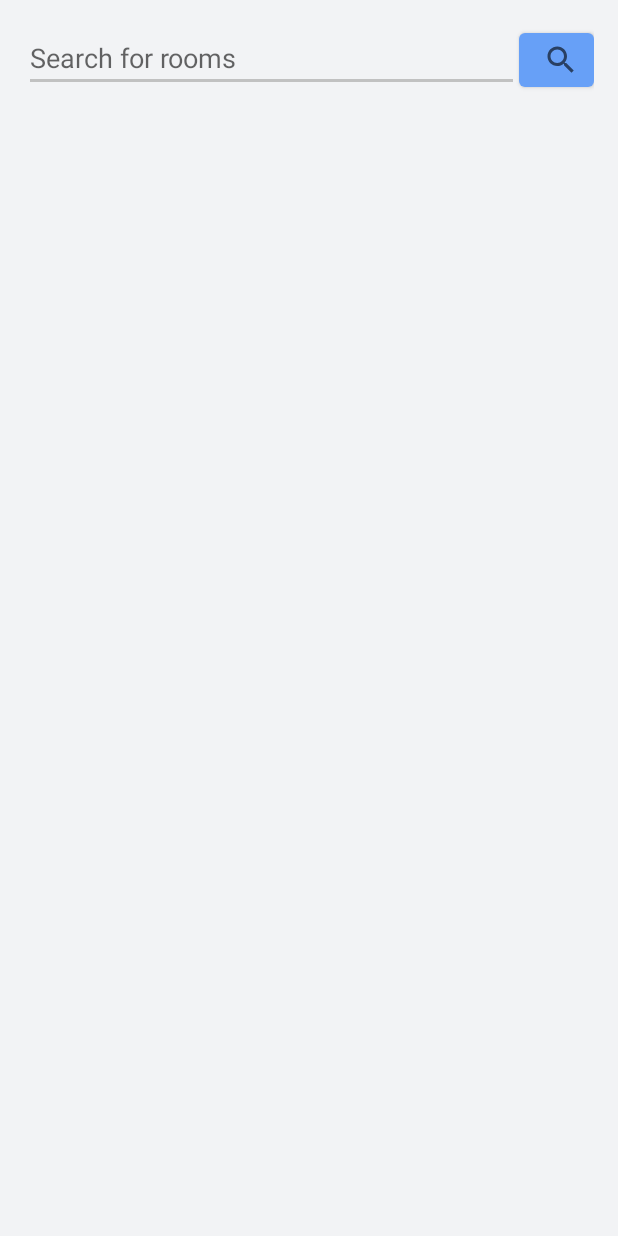
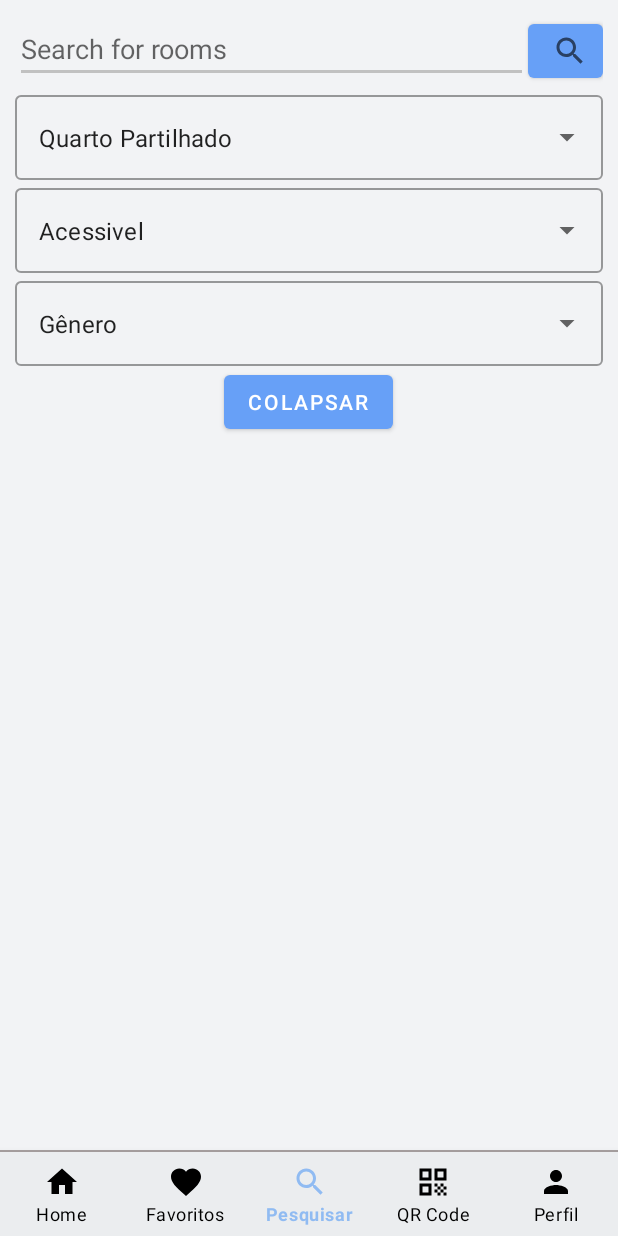
Before and after one commit to CVB-999999999/CM-TP, an Android app: the SearchActivity screen opened directly, with no data from a screen before it, on a phone screen of 412 x 824 dp. Run offline under Robolectric (Android 15) with nearby library versions, the phone set to English and light mode, and no system bars; our stand-ins replace Firebase (no records; nobody signed in at launch, a user with empty details on screens opened directly), Picasso; pictures from the network do not load.

Commit message:
UI filtro p1

```diff
--- a/app/src/main/java/com/example/bd/SearchActivity.kt
+++ b/app/src/main/java/com/example/bd/SearchActivity.kt
@@ -5,11 +5,14 @@ import androidx.appcompat.app.AppCompatActivity
 import android.os.Bundle
 import android.view.View
 import android.widget.EditText
+import android.widget.LinearLayout
+import android.widget.TextView
 import android.widget.Toast
 import androidx.appcompat.app.ActionBar
 import androidx.recyclerview.widget.LinearLayoutManager
 import androidx.recyclerview.widget.RecyclerView
 import com.example.bd.adapters.studentListAdapter
+import com.example.bd.app.MyApplication
 import com.example.bd.app.OnStudentClickListener
 import com.example.bd.models.studentList
 import com.google.android.material.bottomnavigation.BottomNavigationView
@@ -26,6 +29,7 @@ class SearchActivity : AppCompatActivity(), OnStudentClickListener {
     private lateinit var StdListAdapter: studentListAdapter
     private lateinit var anunciosArrayList: ArrayList<studentList>
     private lateinit var firebaseAuth: FirebaseAuth
+    private lateinit var bottomNavigationView: BottomNavigationView
 
     override fun onCreate(savedInstanceState: Bundle?) {
         super.onCreate(savedInstanceState)
@@ -38,6 +42,14 @@ class SearchActivity : AppCompatActivity(), OnStudentClickListener {
         StdListAdapter.notifyDataSetChanged()
 
         firebaseAuth = FirebaseAuth.getInstance()
+
+        //Bottom menu
+        bottomNavigationView = findViewById(R.id.bottom_navigation)
+
+        //seleciona o item do menu
+        bottomNavigationView.setSelectedItemId(R.id.search)
+
+        MyApplication.bottomMenu(bottomNavigationView, this)
     }
 
     fun pesquisa(view: View) {
@@ -60,7 +72,11 @@ class SearchActivity : AppCompatActivity(), OnStudentClickListener {
                         val morada = "${anuncioSnap.child("morada").value}"
 
                         // Verifica se o anuncio está no estado 1
-                        if (visiblidade.equals("1") && (titulo.contains(string, ignoreCase = true) || morada.contains(string, ignoreCase = true))) {
+                        if (visiblidade.equals("1") && (titulo.contains(
+                                string,
+                                ignoreCase = true
+                            ) || morada.contains(string, ignoreCase = true))
+                        ) {
                             val anuncio = anuncioSnap.getValue(studentList::class.java)
                             anunciosArrayList.add(anuncio!!)
                         }
@@ -89,4 +105,21 @@ class SearchActivity : AppCompatActivity(), OnStudentClickListener {
         intent.putExtra("codAnuncio", codA)
         startActivity(intent)
     }
+
+    fun resize(view: View) {
+
+        var ll = findViewById<LinearLayout>(R.id.ll2)
+        var lp = ll.getLayoutParams()
+        lp.height = 0;
+
+        ll.setLayoutParams(lp)
+    }
+    fun resize2(view: View) {
+
+        var ll = findViewById<LinearLayout>(R.id.ll2)
+        var lp = ll.getLayoutParams()
+        lp.height = 100;
+
+        ll.setLayoutParams(lp)
+    }
 }
--- a/app/src/main/res/layout/activity_search.xml
+++ b/app/src/main/res/layout/activity_search.xml
@@ -1,16 +1,29 @@
 <?xml version="1.0" encoding="utf-8"?>
-<LinearLayout xmlns:android="http://schemas.android.com/apk/res/android"
+<RelativeLayout xmlns:android="http://schemas.android.com/apk/res/android"
+    xmlns:app="http://schemas.android.com/apk/res-auto"
     xmlns:tools="http://schemas.android.com/tools"
     android:layout_width="match_parent"
     android:layout_height="match_parent"
-    tools:context=".SearchActivity"
+    android:orientation="vertical"
+    tools:context=".SearchActivity">
+
+    <ScrollView
+        android:id="@+id/sv"
+        android:layout_width="match_parent"
+        android:layout_height="wrap_content"
         android:orientation="vertical">
 
         <LinearLayout
             android:layout_width="match_parent"
             android:layout_height="wrap_content"
-        android:layout_margin="8dp"
-        android:padding="8dp">
+            android:orientation="vertical"
+            android:layout_marginVertical="10dp">
+
+            <LinearLayout
+                android:id="@+id/ll1"
+                android:layout_width="match_parent"
+                android:layout_height="wrap_content"
+                android:layout_marginHorizontal="10dp">
 
                 <EditText
                     android:id="@+id/pesquisa"
@@ -23,16 +36,108 @@
 
                 <Button
                     android:layout_width="50dp"
+                    android:layout_height="wrap_content"
                     android:layout_gravity="center"
-            android:layout_height="wrap_content"
                     android:drawableLeft="@drawable/ic_baseline_search"
-            android:onClick="pesquisa"/>
+                    android:onClick="pesquisa" />
 
             </LinearLayout>
+
+            <LinearLayout
+                android:id="@+id/ll2"
+                android:layout_width="match_parent"
+                android:layout_height="wrap_content"
+                android:orientation="vertical"
+                android:layout_marginHorizontal="10dp">
+
+                <com.google.android.material.textfield.TextInputLayout
+                    style="@style/Widget.MaterialComponents.TextInputLayout.OutlinedBox.ExposedDropdownMenu"
+                    android:layout_width="match_parent"
+                    android:layout_height="wrap_content"
+                    app:layout_constraintLeft_toLeftOf="parent"
+                    app:layout_constraintRight_toRightOf="parent"
+                    app:layout_constraintTop_toTopOf="parent">
+
+                    <AutoCompleteTextView
+                        android:id="@+id/qp"
+                        android:layout_width="match_parent"
+                        android:layout_height="match_parent"
+                        android:layout_weight="1"
+                        android:inputType="none"
+                        android:text="Quarto Partilhado" />
+
+                </com.google.android.material.textfield.TextInputLayout>
+                <com.google.android.material.textfield.TextInputLayout
+                    style="@style/Widget.MaterialComponents.TextInputLayout.OutlinedBox.ExposedDropdownMenu"
+                    android:layout_width="match_parent"
+                    android:layout_height="wrap_content"
+                    app:layout_constraintLeft_toLeftOf="parent"
+                    app:layout_constraintRight_toRightOf="parent"
+                    app:layout_constraintTop_toTopOf="parent">
+
+                    <AutoCompleteTextView
+                        android:id="@+id/a"
+                        android:layout_width="match_parent"
+                        android:layout_height="match_parent"
+                        android:layout_weight="1"
+                        android:inputType="none"
+                        android:text="Acessivel" />
+
+                </com.google.android.material.textfield.TextInputLayout>
+                <com.google.android.material.textfield.TextInputLayout
+                    style="@style/Widget.MaterialComponents.TextInputLayout.OutlinedBox.ExposedDropdownMenu"
+                    android:layout_width="match_parent"
+                    android:layout_height="wrap_content"
+                    app:layout_constraintLeft_toLeftOf="parent"
+                    app:layout_constraintRight_toRightOf="parent"
+                    app:layout_constraintTop_toTopOf="parent">
+
+                    <AutoCompleteTextView
+                        android:id="@+id/g"
+                        android:layout_width="match_parent"
+                        android:layout_height="match_parent"
+                        android:layout_weight="1"
+                        android:inputType="none"
+                        android:text="Gênero" />
+
+                </com.google.android.material.textfield.TextInputLayout>
+
+            </LinearLayout>
+
+            <Button
+                android:layout_width="wrap_content"
+                android:layout_height="wrap_content"
+                android:onClick="resize"
+                android:text="Colapsar"
+                android:layout_gravity="center_horizontal"/>
+        </LinearLayout>
+    </ScrollView>
 
     <androidx.recyclerview.widget.RecyclerView
         android:id="@+id/stdLine"
         android:layout_width="match_parent"
-        android:layout_height="match_parent"/>
+        android:layout_height="match_parent"
+        android:layout_below="@id/sv"
+        android:layout_marginBottom="60dp" />
 
-</LinearLayout>
+
+    <View
+        android:id="@+id/linhaBottom"
+        android:layout_width="match_parent"
+        android:layout_height="1dp"
+        android:layout_above="@id/bottom_navigation"
+        android:layout_marginTop="15dp"
+        android:background="#A8A1A1" />
+
+    <com.google.android.material.bottomnavigation.BottomNavigationView
+        android:id="@+id/bottom_navigation"
+        android:layout_width="match_parent"
+        android:layout_height="wrap_content"
+        android:layout_alignParentBottom="true"
+        app:itemBackground="?android:navigationBarColor"
+        app:itemIconTint="@drawable/selector"
+        app:itemTextColor="@drawable/selector"
+        app:labelVisibilityMode="labeled"
+        app:menu="@menu/menu_navigation" />
+
+</RelativeLayout>
--- a/app/src/main/res/layout/menu_bottom_layout.xml
+++ b/app/src/main/res/layout/menu_bottom_layout.xml
@@ -1,8 +1,8 @@
 <?xml version="1.0" encoding="utf-8"?>
 <RelativeLayout xmlns:android="http://schemas.android.com/apk/res/android"
+    xmlns:app="http://schemas.android.com/apk/res-auto"
     android:layout_width="match_parent"
-    android:layout_height="match_parent"
-    xmlns:app="http://schemas.android.com/apk/res-auto">
+    android:layout_height="match_parent">
 
     <View
         android:id="@+id/linhaBottom"
@@ -11,6 +11,7 @@
         android:layout_above="@id/bottom_navigation"
         android:layout_marginTop="15dp"
         android:background="#A8A1A1" />
+
     <com.google.android.material.bottomnavigation.BottomNavigationView
         android:id="@+id/bottom_navigation"
         android:layout_width="match_parent"
```
Lines whose indentation alone changed are shown as unchanged.
